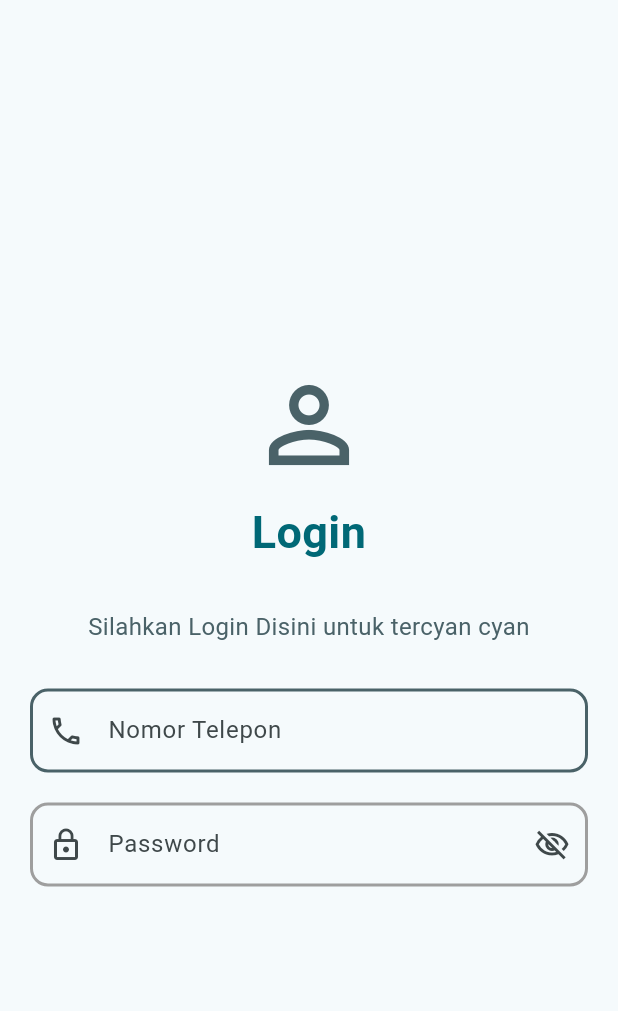
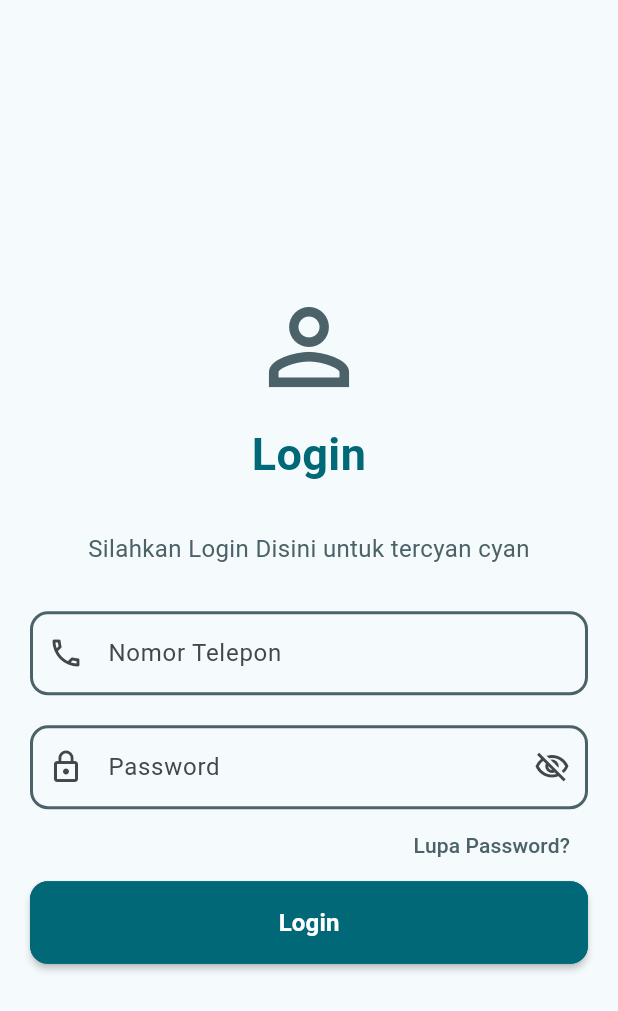
Before and after one commit to yaseumine/KB1179-1123150146-uts, a Flutter app: the Login screen opened directly, on a phone screen of 412 x 824 dp. Shown: the top 1011 px of the screen. Run offline on Flutter 3.47's test engine with Material 3 defaults, Android fonts, the phone set to English and light mode, and no system bars.

Commit message:
menambahkan text button lupa password

```diff
--- a/lib/login.dart
+++ b/lib/login.dart
@@ -65,12 +65,39 @@ class Login extends StatelessWidget {
                   ),
                   enabledBorder: OutlineInputBorder(
                     borderRadius: BorderRadius.circular(12.0),
-                    borderSide: BorderSide(color: Colors.grey, width: 2.0),
+                    borderSide: BorderSide(color: cs.secondary, width: 2.0),
                   ),
                   focusedBorder: OutlineInputBorder(
                     borderRadius: BorderRadius.circular(12.0),
                     borderSide: BorderSide(color: cs.primary, width: 2.0),
                   ),
+                ),
+              ),
+              Align(
+                alignment: Alignment.centerRight,
+                child: TextButton(
+                  onPressed: () {},
+                  child: Text(
+                    'Lupa Password?',
+                    style: TextStyle(color: cs.secondary, fontSize: 14),
+                  ),
+                ),
+              ),
+              ElevatedButton(
+                onPressed: () {},
+                style: ElevatedButton.styleFrom(
+                  backgroundColor: cs.primary,
+                  foregroundColor: cs.onPrimary,
+                  padding: const EdgeInsets.symmetric(vertical: 16.0),
+                  shape: RoundedRectangleBorder(
+                    borderRadius: BorderRadius.circular(12.0),
+                    side: BorderSide(color: cs.primary, width: 2.0),
+                  ),
+                  elevation: 2,
+                ),
+                child: const Text(
+                  'Login',
+                  style: TextStyle(fontSize: 16, fontWeight: FontWeight.bold),
                 ),
               ),
             ],
```
